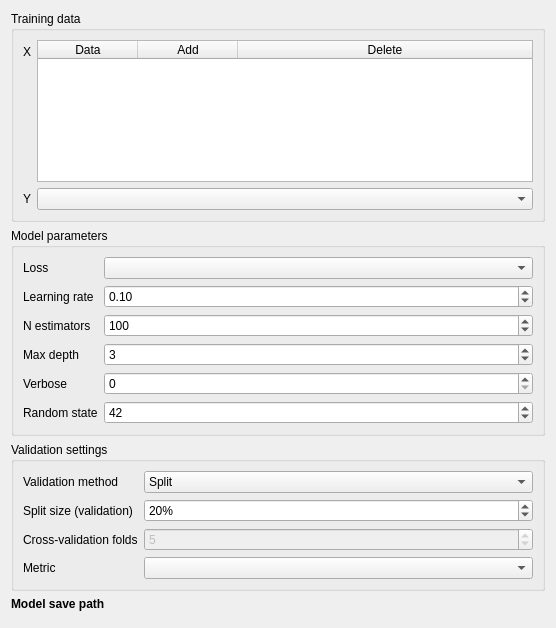
This is eis_qgis_plugin/resources/ui/model/wizard_model_gradient_boosting_2.ui in GispoCoding/eis_qgis_plugin as Qt 5 draws it before an edit. The edited form follows.
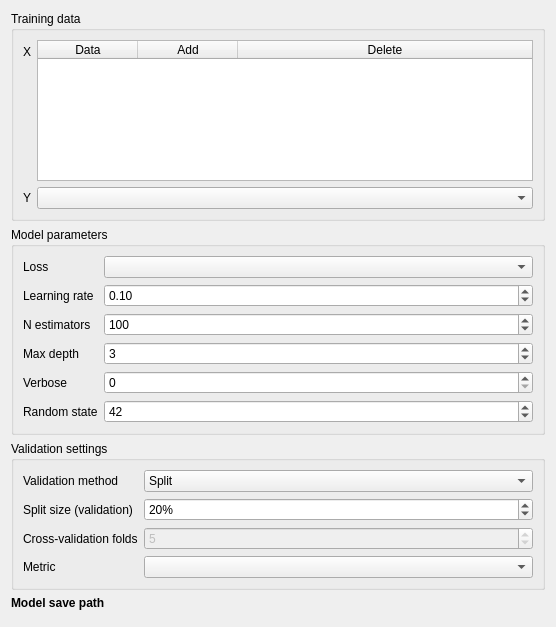
This is the edited form. Custom widgets are drawn as their Qt base class.

Commit message: Add most tooltips to model UIs, add documentation

What changed in the file:
```diff
--- a/eis_qgis_plugin/resources/ui/model/wizard_model_gradient_boosting_2.ui
+++ b/eis_qgis_plugin/resources/ui/model/wizard_model_gradient_boosting_2.ui
@@ -7,7 +7,7 @@
     <x>0</x>
     <y>0</y>
     <width>556</width>
-    <height>628</height>
+    <height>627</height>
    </rect>
   </property>
   <property name="sizePolicy">
```
Left out of the diff: 24 changed lines with no effect on the pictures. The commit also changes 6 other files.
